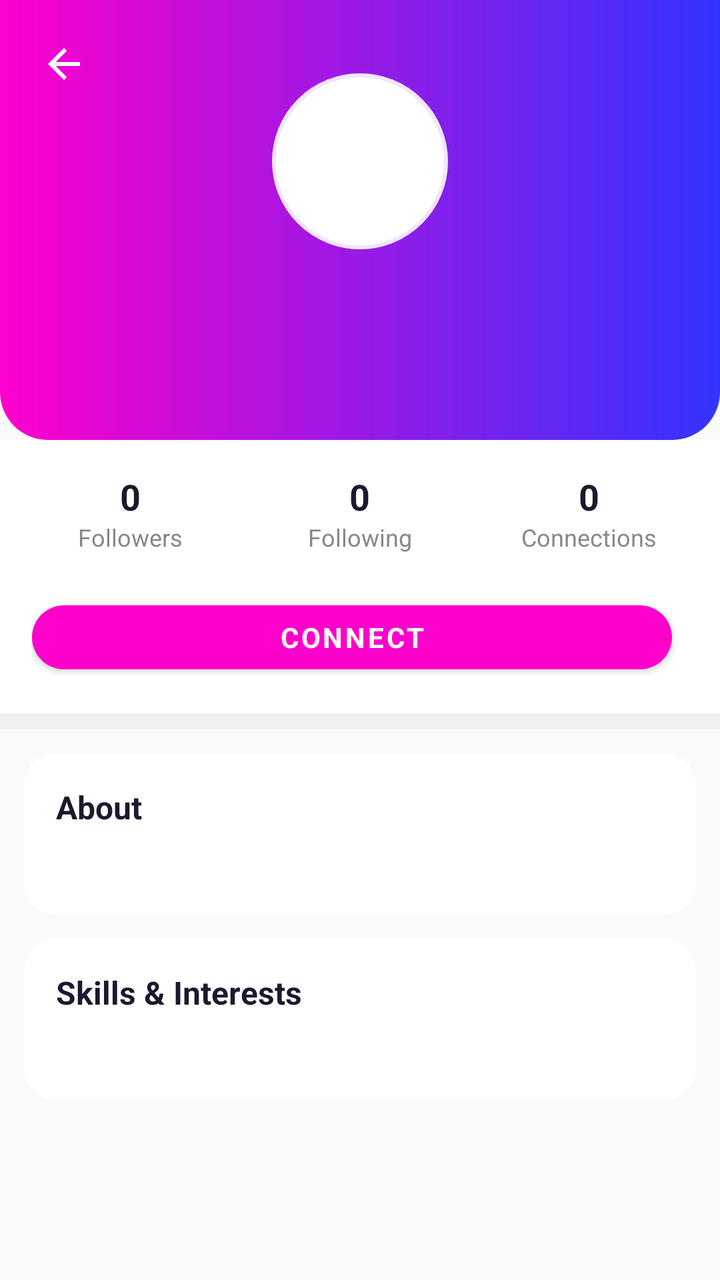
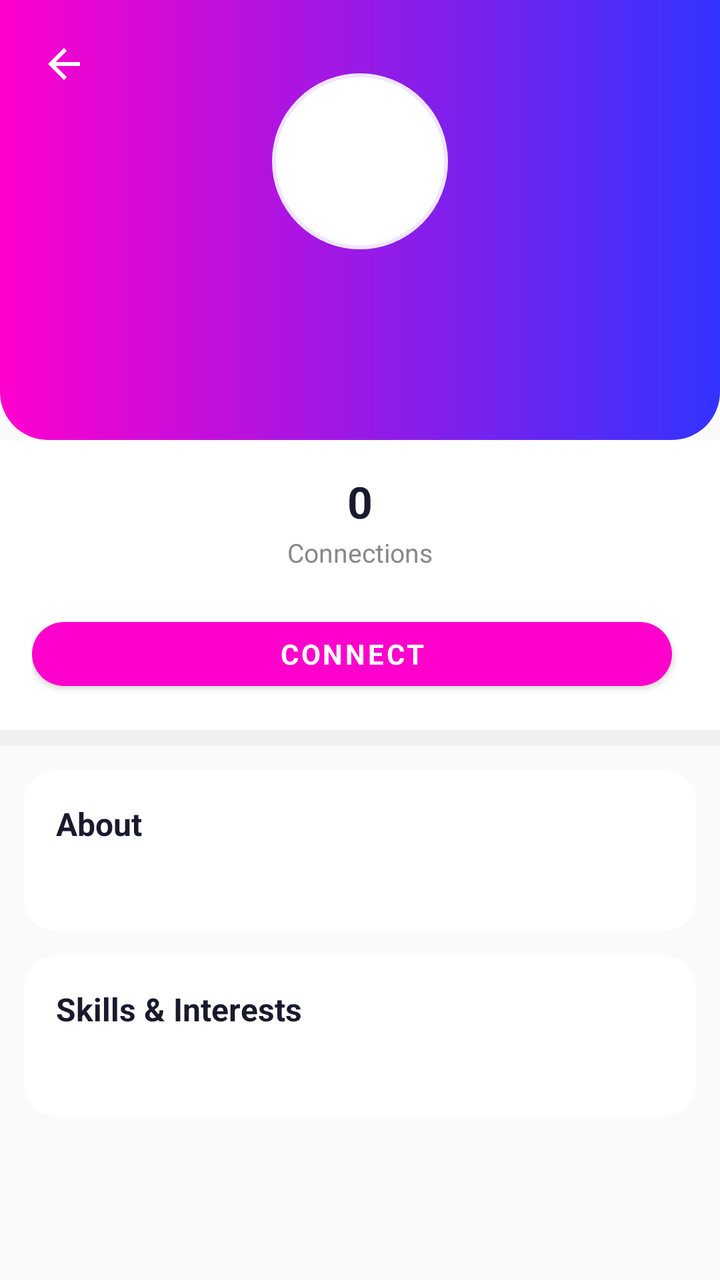

Compare the two renders of this Android layout. The source of the first and the diff that turns it into the second are given below.
<!-- AndroidManifest.xml: application theme Theme.MXNexus -->
<!-- res/layout/activity_user_profile.xml -->
<?xml version="1.0" encoding="utf-8"?>
<ScrollView xmlns:android="http://schemas.android.com/apk/res/android"
    xmlns:app="http://schemas.android.com/apk/res-auto"
    android:layout_width="match_parent"
    android:layout_height="match_parent"
    android:fitsSystemWindows="true"
    android:background="#FAFAFA">

    <LinearLayout
        android:layout_width="match_parent"
        android:layout_height="wrap_content"
        android:orientation="vertical">

        
        <FrameLayout
            android:layout_width="match_parent"
            android:layout_height="220dp"
            android:background="@drawable/gradient_profile_header">

            
            <ImageView
                android:id="@+id/userProfileToolbar"
                android:layout_width="40dp"
                android:layout_height="40dp"
                android:layout_margin="12dp"
                android:src="@drawable/ic_back"
                android:padding="8dp"
                android:tint="#FFFFFF"
                android:clickable="true"
                android:focusable="true"
                android:background="?attr/selectableItemBackgroundBorderless"
                android:contentDescription="Back"/>

            
            <LinearLayout
                android:layout_width="wrap_content"
                android:layout_height="wrap_content"
                android:layout_gravity="center"
                android:orientation="vertical"
                android:gravity="center">

                <FrameLayout
                    android:layout_width="88dp"
                    android:layout_height="88dp">

                    <TextView
                        android:id="@+id/tvUserAvatar"
                        android:layout_width="88dp"
                        android:layout_height="88dp"
                        android:background="@drawable/circle_avatar"
                        android:gravity="center"
                        android:textColor="#FF00CC"
                        android:textSize="32sp"
                        android:textStyle="bold"/>

                    <ImageView
                        android:id="@+id/imgUserProfilePhoto"
                        android:layout_width="88dp"
                        android:layout_height="88dp"
                        android:scaleType="centerCrop"
                        android:background="@drawable/circle_avatar"
                        android:visibility="gone"/>

                </FrameLayout>

                <TextView
                    android:id="@+id/tvUserName"
                    android:layout_width="wrap_content"
                    android:layout_height="wrap_content"
                    android:layout_marginTop="10dp"
                    android:textColor="#FFFFFF"
                    android:textSize="20sp"
                    android:textStyle="bold"/>

                <TextView
                    android:id="@+id/tvUserRole"
                    android:layout_width="wrap_content"
                    android:layout_height="wrap_content"
                    android:layout_marginTop="4dp"
                    android:textColor="#E0E0FF"
                    android:textSize="13sp"/>

            </LinearLayout>

        </FrameLayout>

        
        <LinearLayout
            android:layout_width="match_parent"
            android:layout_height="wrap_content"
            android:orientation="horizontal"
            android:background="#FFFFFF"
            android:paddingVertical="16dp"
            android:paddingHorizontal="8dp">

            
            <LinearLayout
                android:id="@+id/layoutFollowers"
                android:layout_width="0dp"
                android:layout_height="wrap_content"
                android:layout_weight="1"
                android:orientation="vertical"
                android:gravity="center"
                android:clickable="true"
                android:focusable="true"
                android:background="?attr/selectableItemBackground">
                <TextView
                    android:id="@+id/tvFollowersCount"
                    android:layout_width="wrap_content"
                    android:layout_height="wrap_content"
                    android:text="0"
                    android:textColor="#1A1A2E"
                    android:textSize="18sp"
                    android:textStyle="bold"/>
                <TextView
                    android:layout_width="wrap_content"
                    android:layout_height="wrap_content"
                    android:text="Followers"
                    android:textColor="#888888"
                    android:textSize="12sp"/>
            </LinearLayout>

            
            <LinearLayout
                android:id="@+id/layoutFollowing"
                android:layout_width="0dp"
                android:layout_height="wrap_content"
                android:layout_weight="1"
                android:orientation="vertical"
                android:gravity="center"
                android:clickable="true"
                android:focusable="true"
                android:background="?attr/selectableItemBackground">
                <TextView
                    android:id="@+id/tvFollowingCount"
                    android:layout_width="wrap_content"
                    android:layout_height="wrap_content"
                    android:text="0"
                    android:textColor="#1A1A2E"
                    android:textSize="18sp"
                    android:textStyle="bold"/>
                <TextView
                    android:layout_width="wrap_content"
                    android:layout_height="wrap_content"
                    android:text="Following"
                    android:textColor="#888888"
                    android:textSize="12sp"/>
            </LinearLayout>

            
            <LinearLayout
                android:id="@+id/layoutUserConnections"
                android:layout_width="0dp"
                android:layout_height="wrap_content"
                android:layout_weight="1"
                android:orientation="vertical"
                android:gravity="center"
                android:clickable="true"
                android:focusable="true"
                android:background="?attr/selectableItemBackground">
                <TextView
                    android:id="@+id/tvUserConnectionCount"
                    android:layout_width="wrap_content"
                    android:layout_height="wrap_content"
                    android:text="0"
                    android:textColor="#1A1A2E"
                    android:textSize="18sp"
                    android:textStyle="bold"/>
                <TextView
                    android:layout_width="wrap_content"
                    android:layout_height="wrap_content"
                    android:text="Connections"
                    android:textColor="#888888"
                    android:textSize="12sp"/>
            </LinearLayout>

        </LinearLayout>

        
        <LinearLayout
            android:layout_width="match_parent"
            android:layout_height="wrap_content"
            android:orientation="horizontal"
            android:paddingHorizontal="16dp"
            android:paddingBottom="16dp"
            android:paddingTop="4dp"
            android:gravity="center"
            android:background="#FFFFFF">

            <com.google.android.material.button.MaterialButton
                android:id="@+id/btnConnect"
                android:layout_width="0dp"
                android:layout_height="44dp"
                android:layout_weight="1"
                android:layout_marginEnd="8dp"
                android:text="Connect"
                android:textColor="#FFFFFF"
                android:textStyle="bold"
                app:cornerRadius="22dp"
                app:backgroundTint="#FF00CC"/>

            <com.google.android.material.button.MaterialButton
                android:id="@+id/btnMessageUser"
                style="@style/Widget.MaterialComponents.Button.OutlinedButton"
                android:layout_width="0dp"
                android:layout_height="44dp"
                android:layout_weight="1"
                android:text="Message"
                android:textColor="#FF00CC"
                android:textStyle="bold"
                app:cornerRadius="22dp"
                app:strokeColor="#FF00CC"
                android:visibility="gone"/>

        </LinearLayout>

        <View android:layout_width="match_parent" android:layout_height="8dp" android:background="#F0F0F0"/>

        
        <androidx.cardview.widget.CardView
            android:layout_width="match_parent"
            android:layout_height="wrap_content"
            android:layout_marginHorizontal="12dp"
            android:layout_marginTop="12dp"
            app:cardCornerRadius="16dp"
            app:cardElevation="0dp"
            app:cardBackgroundColor="#FFFFFF">

            <LinearLayout
                android:layout_width="match_parent"
                android:layout_height="wrap_content"
                android:orientation="vertical"
                android:padding="16dp">

                <TextView
                    android:layout_width="wrap_content"
                    android:layout_height="wrap_content"
                    android:text="About"
                    android:textColor="#1A1A2E"
                    android:textSize="16sp"
                    android:textStyle="bold"
                    android:layout_marginBottom="8dp"/>

                <TextView
                    android:id="@+id/tvUserBio"
                    android:layout_width="match_parent"
                    android:layout_height="wrap_content"
                    android:textColor="#555555"
                    android:textSize="14sp"
                    android:lineSpacingMultiplier="1.5"/>

            </LinearLayout>
        </androidx.cardview.widget.CardView>

        
        <androidx.cardview.widget.CardView
            android:layout_width="match_parent"
            android:layout_height="wrap_content"
            android:layout_marginHorizontal="12dp"
            android:layout_marginTop="12dp"
            android:layout_marginBottom="24dp"
            app:cardCornerRadius="16dp"
            app:cardElevation="0dp"
            app:cardBackgroundColor="#FFFFFF">

            <LinearLayout
                android:layout_width="match_parent"
                android:layout_height="wrap_content"
                android:orientation="vertical"
                android:padding="16dp">

                <TextView
                    android:layout_width="wrap_content"
                    android:layout_height="wrap_content"
                    android:text="Skills &amp; Interests"
                    android:textColor="#1A1A2E"
                    android:textSize="16sp"
                    android:textStyle="bold"
                    android:layout_marginBottom="8dp"/>

                <TextView
                    android:id="@+id/tvUserSkills"
                    android:layout_width="match_parent"
                    android:layout_height="wrap_content"
                    android:textColor="#555555"
                    android:textSize="14sp"
                    android:lineSpacingMultiplier="1.5"/>

            </LinearLayout>
        </androidx.cardview.widget.CardView>

    </LinearLayout>
</ScrollView>
<!-- resources referenced by this layout -->
<resources>
  <!-- drawable circle_avatar (drawable) -->
  <?xml version="1.0" encoding="utf-8"?>
  <shape xmlns:android="http://schemas.android.com/apk/res/android"
      android:shape="oval">
      <solid android:color="#FFFFFF"/>
      <stroke android:width="2dp" android:color="#F0E6FF"/>
  </shape>
  <!-- drawable gradient_profile_header (drawable) -->
  <?xml version="1.0" encoding="utf-8"?>
  <shape xmlns:android="http://schemas.android.com/apk/res/android"
      android:shape="rectangle">
      <gradient
          android:startColor="#FF00CC"
          android:endColor="#3333FF"
          android:angle="0" />
      <corners
          android:bottomLeftRadius="24dp"
          android:bottomRightRadius="24dp" />
  </shape>
  <!-- drawable ic_back (drawable) -->
  <vector xmlns:android="http://schemas.android.com/apk/res/android"
      android:width="24dp"
      android:height="24dp"
      android:viewportWidth="24"
      android:viewportHeight="24">
    <path
        android:pathData="M20,11H7.83l5.59,-5.59L12,4l-8,8l8,8l1.41,-1.41L7.83,13H20v-2z"
        android:fillColor="#666666"/>
  </vector>
  <style name="Theme.MXNexus" parent="Base.Theme.MXNexus" />
  <style name="Base.Theme.MXNexus" parent="Theme.Material3.Light.NoActionBar">
          <item name="colorPrimary">@color/primary</item>
          <item name="colorOnPrimary">@color/surface</item>
          <item name="colorSecondary">@color/accent</item>
          <item name="android:colorBackground">@color/background</item>
          <item name="android:fontFamily">sans-serif</item>
          <item name="android:textColorPrimary">#1A1A2E</item>
          <item name="materialButtonStyle">@style/WhiteTextButton</item>
      </style>
  <color name="primary">#FF00CC</color>
  <color name="surface">#FFFFFF</color>
  <color name="accent">#3333FF</color>
  <color name="background">#FFFFFF</color>
  <style name="WhiteTextButton" parent="Widget.MaterialComponents.Button">
          <item name="android:textColor">#FFFFFF</item>
      </style>
</resources>

<!-- the commit's change to res/layout/activity_user_profile.xml (unified diff, before → after) -->
@@ -91,87 +91,35 @@
             android:orientation="horizontal"
             android:background="#FFFFFF"
             android:paddingVertical="16dp"
-            android:paddingHorizontal="8dp">
+            android:paddingHorizontal="8dp"
+            android:gravity="center">
 
             
             <LinearLayout
-                android:id="@+id/layoutFollowers"
-                android:layout_width="0dp"
-                android:layout_height="wrap_content"
-                android:layout_weight="1"
+                android:id="@+id/layoutUserConnections"
+                android:layout_width="wrap_content"
+                android:layout_height="wrap_content"
                 android:orientation="vertical"
                 android:gravity="center"
                 android:clickable="true"
                 android:focusable="true"
-                android:background="?attr/selectableItemBackground">
-                <TextView
-                    android:id="@+id/tvFollowersCount"
+                android:background="?attr/selectableItemBackground"
+                android:paddingHorizontal="32dp">
+                <TextView
+                    android:id="@+id/tvUserConnectionCount"
                     android:layout_width="wrap_content"
                     android:layout_height="wrap_content"
                     android:text="0"
                     android:textColor="#1A1A2E"
-                    android:textSize="18sp"
-                    android:textStyle="bold"/>
-                <TextView
-                    android:layout_width="wrap_content"
-                    android:layout_height="wrap_content"
-                    android:text="Followers"
-                    android:textColor="#888888"
-                    android:textSize="12sp"/>
-            </LinearLayout>
-
-            
-            <LinearLayout
-                android:id="@+id/layoutFollowing"
-                android:layout_width="0dp"
-                android:layout_height="wrap_content"
-                android:layout_weight="1"
-                android:orientation="vertical"
-                android:gravity="center"
-                android:clickable="true"
-                android:focusable="true"
-                android:background="?attr/selectableItemBackground">
-                <TextView
-                    android:id="@+id/tvFollowingCount"
-                    android:layout_width="wrap_content"
-                    android:layout_height="wrap_content"
-                    android:text="0"
-                    android:textColor="#1A1A2E"
-                    android:textSize="18sp"
-                    android:textStyle="bold"/>
-                <TextView
-                    android:layout_width="wrap_content"
-                    android:layout_height="wrap_content"
-                    android:text="Following"
-                    android:textColor="#888888"
-                    android:textSize="12sp"/>
-            </LinearLayout>
-
-            
-            <LinearLayout
-                android:id="@+id/layoutUserConnections"
-                android:layout_width="0dp"
-                android:layout_height="wrap_content"
-                android:layout_weight="1"
-                android:orientation="vertical"
-                android:gravity="center"
-                android:clickable="true"
-                android:focusable="true"
-                android:background="?attr/selectableItemBackground">
-                <TextView
-                    android:id="@+id/tvUserConnectionCount"
-                    android:layout_width="wrap_content"
-                    android:layout_height="wrap_content"
-                    android:text="0"
-                    android:textColor="#1A1A2E"
-                    android:textSize="18sp"
+                    android:textSize="22sp"
                     android:textStyle="bold"/>
                 <TextView
                     android:layout_width="wrap_content"
                     android:layout_height="wrap_content"
                     android:text="Connections"
                     android:textColor="#888888"
-                    android:textSize="12sp"/>
+                    android:textSize="13sp"
+                    android:layout_marginTop="2dp"/>
             </LinearLayout>
 
         </LinearLayout>
